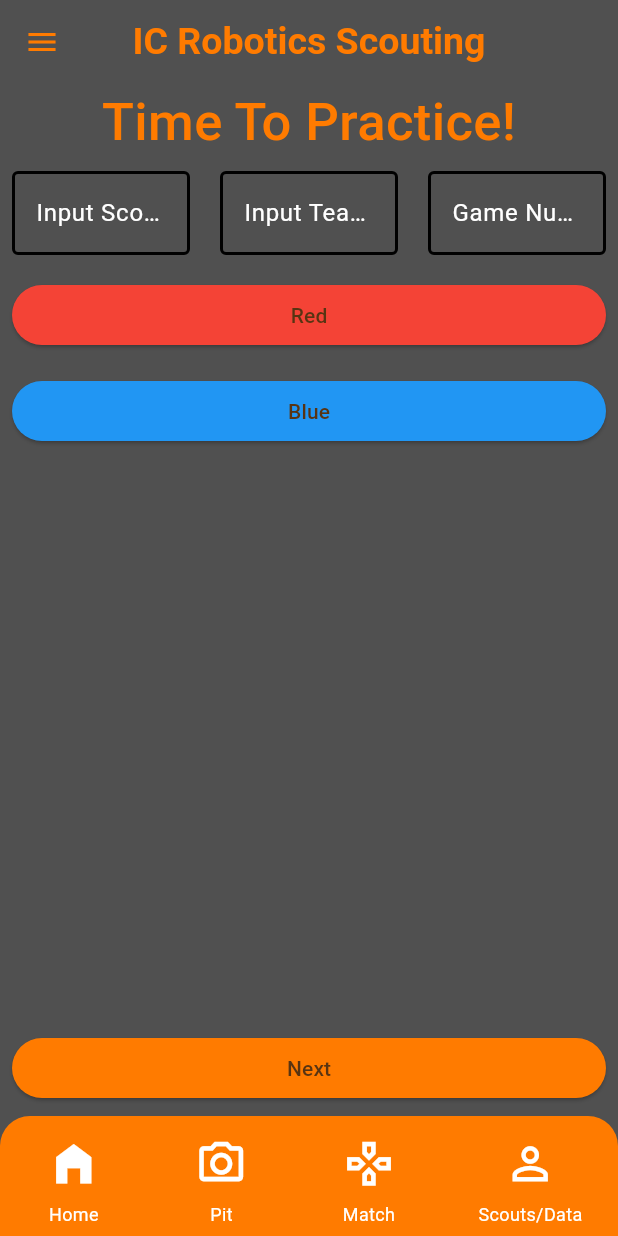
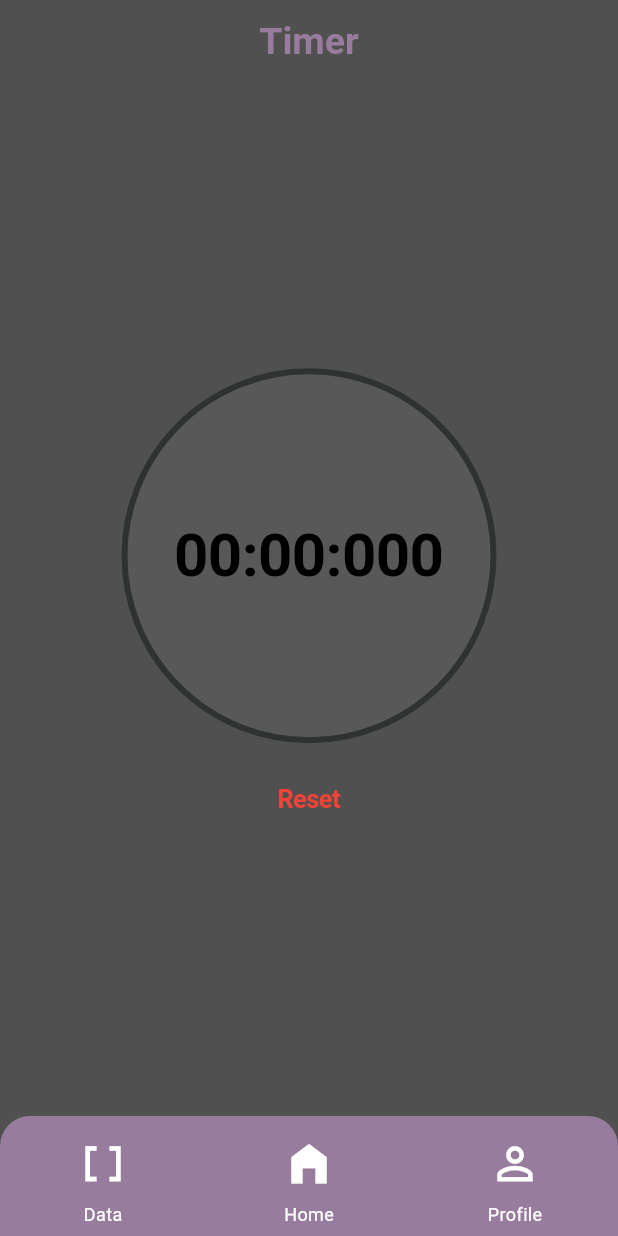
Before and after one commit to AntiAntiexe/Music-Practice-App, a Flutter app: the screen it shows after launch, on a phone screen of 412 x 824 dp. Run offline on Flutter 3.47's test engine with Material 3 defaults, Android fonts, the phone set to English and light mode, and no system bars.

Commit message:
Deleted old code and UI, addded new stopwatch with reset button. Updated the design and colouring of the buttons and rest of the UI.

```diff
--- a/lib/main.dart
+++ b/lib/main.dart
@@ -1,4 +1,6 @@
+import 'package:flutter/cupertino.dart';
 import 'package:flutter/material.dart';
+import 'dart:async';
 import 'pages/page2.dart';
 import 'pages/page3.dart';
 import 'pages/page4.dart';
@@ -50,14 +52,11 @@ class _HomePageState extends State<HomePage> {
     return Scaffold(
       backgroundColor: const Color.fromARGB(255, 80, 80, 80),
       appBar: AppBar(
-        leading: Icon(
-          Icons.menu,
-          color: Theme.of(context).primaryColor,
-        ),
+
         title: Text(
-          "IC Robotics Scouting",
+          "Timer",
           style: TextStyle(
-            color: Theme.of(context).primaryColor,
+            color: const Color.fromARGB(255, 152, 124, 157),
             fontSize: 25,
             fontWeight: FontWeight.w600,
           ),
@@ -75,7 +74,7 @@ class _HomePageState extends State<HomePage> {
     return Container(
       height: 80,  // Increased height to fit text
       decoration: BoxDecoration(
-        color: Theme.of(context).primaryColor,
+        color: const Color.fromARGB(255, 152, 124, 157),
         borderRadius: const BorderRadius.only(
           topLeft: Radius.circular(20),
           topRight: Radius.circular(20),
@@ -84,6 +83,38 @@ class _HomePageState extends State<HomePage> {
       child: Row(
         mainAxisAlignment: MainAxisAlignment.spaceAround,
         children: [
+
+          Column(
+            mainAxisAlignment: MainAxisAlignment.center,
+            children: [
+              IconButton(
+                enableFeedback: false,
+                onPressed: () {
+                  setState(() {
+                    globals.pageIndex = 1;
+                  });
+                },
+                icon: globals.pageIndex == 1
+                    ? const Icon(
+                        Icons.data_array_rounded,
+                        color: Colors.white,
+                        size: 35,
+                      )
+                    : const Icon(
+                        Icons.data_array,
+                        color: Colors.white,
+                        size: 35,
+                      ),
+              ),
+              const Text(
+                "Data",
+                style: TextStyle(
+                  color: Colors.white,
+                  fontSize: 12,
+                ),
+              ),
+            ],
+          ),
           Column(
             mainAxisAlignment: MainAxisAlignment.center,
             children: [
@@ -122,68 +153,6 @@ class _HomePageState extends State<HomePage> {
                 enableFeedback: false,
                 onPressed: () {
                   setState(() {
-                    globals.pageIndex = 1;
-                  });
-                },
-                icon: globals.pageIndex == 1
-                    ? const Icon(
-                        Icons.camera_alt_rounded,
-                        color: Colors.white,
-                        size: 35,
-                      )
-                    : const Icon(
-                        Icons.camera_alt_outlined,
-                        color: Colors.white,
-                        size: 35,
-                      ),
-              ),
-              const Text(
-                "Pit",
-                style: TextStyle(
-                  color: Colors.white,
-                  fontSize: 12,
-                ),
-              ),
-            ],
-          ),
-          Column(
-            mainAxisAlignment: MainAxisAlignment.center,
-            children: [
-              IconButton(
-                enableFeedback: false,
-                onPressed: () {
-                  setState(() {
-                    globals.pageIndex = 2;
-                  });
-                },
-                icon: globals.pageIndex == 2
-                    ? const Icon(
-                        Icons.games_rounded,
-                        color: Colors.white,
-                        size: 35,
-                      )
-                    : const Icon(
-                        Icons.games_outlined,
-                        color: Colors.white,
-                        size: 35,
-                      ),
-              ),
-              const Text(
-                "Match",
-                style: TextStyle(
-                  color: Colors.white,
-                  fontSize: 12,
-                ),
-              ),
-            ],
-          ),
-          Column(
-            mainAxisAlignment: MainAxisAlignment.center,
-            children: [
-              IconButton(
-                enableFeedback: false,
-                onPressed: () {
-                  setState(() {
                     globals.pageIndex = 3;
                   });
                 },
@@ -200,7 +169,7 @@ class _HomePageState extends State<HomePage> {
                       ),
               ),
               const Text(
-                "Scouts/Data",
+                "Profile",
                 style: TextStyle(
                   color: Colors.white,
                   fontSize: 12,
@@ -222,196 +191,92 @@ class main_page extends StatefulWidget {
 }
 
 class _main_pageState extends State<main_page> {
+
+  late Stopwatch stopwatch;
+  late Timer t;
+
+  final _stopwatch = Stopwatch();
+
+  void handleStartStop() {
+    if(stopwatch.isRunning) {
+      stopwatch.stop();
+    }
+    else {
+      stopwatch.start();
+    }
+  }
+
+  String returnFormattedText() {
+    var milli = stopwatch.elapsed.inMilliseconds;
+
+    String milliseconds = (milli % 1000).toString().padLeft(3, "0"); // this one for the miliseconds
+    String seconds = ((milli ~/ 1000) % 60).toString().padLeft(2, "0"); // this is for the second
+    String minutes = ((milli ~/ 1000) ~/ 60).toString().padLeft(2, "0"); // this is for the minute
+
+    return "$minutes:$seconds:$milliseconds";
+  }
+
+  @override
+  void initState() {
+    super.initState();
+    stopwatch = Stopwatch();
+
+    t = Timer.periodic(Duration(milliseconds: 30), (timer) {
+      if (mounted){
+        setState(() {});
+
+      }
+    });
+  }
+
+
+
+
   @override
   Widget build(BuildContext context) {
     return Container(
       color: const Color.fromARGB(255, 80, 80, 80),
       child:
       Column(
+        mainAxisAlignment: MainAxisAlignment.center,
+        crossAxisAlignment: CrossAxisAlignment.center,
         children: [
-          const Row(
-            mainAxisAlignment: MainAxisAlignment.spaceAround,
-            children: [
-              Text(
-                  "Time To Practice!",
-                  style: TextStyle(
-                    color: Color.fromARGB(255, 255, 123, 0),
-                    fontSize: 35,
-                    fontWeight: FontWeight.w500,
+          CupertinoButton(
+                onPressed: () {
+                  handleStartStop();
+                },
+                padding: EdgeInsets.all(0),
+                child: Container(
+                  height: 250,
+                  alignment: Alignment.center,
+                  decoration: BoxDecoration(
+                    shape: BoxShape.circle,  // this one is use for make the circle on ui.
+                    color: Colors.grey.withOpacity(0.1),
+                    border: Border.all(
+                      color: Color.fromARGB(255, 47, 50, 50),
+                      width: 4,
+                    ),
                   ),
-                ),
-            ],
-          ),
-
-          Padding(
-            padding: const EdgeInsets.all(8.0),
-            child: Row(
-              mainAxisAlignment: MainAxisAlignment.spaceAround,
-              children: [
-
-                Expanded(
-                  child: TextField(
-                cursorColor: Colors.black,
-                style: TextStyle(
-                  color: Colors.white
-                ),
-                decoration: InputDecoration(
-                  filled: false,
-                  fillColor: Colors.blueAccent,
-                  hintText: 'Input Scout Name',
-                  hintStyle: TextStyle(
-                    color: Colors.white,
-                  ),
-                  focusedBorder: OutlineInputBorder(
-                      borderSide: BorderSide(color: Colors.grey, width: 2.0),
-                  ),
-                  enabledBorder: OutlineInputBorder(
-                      borderSide: BorderSide(color: Colors.black, width: 2.0),
-                  ),
-                  border: OutlineInputBorder(
-                    borderRadius: BorderRadius.circular(50)
-                  ),
+                  child: Text(returnFormattedText(), style: TextStyle(
+                    color: Colors.black,
+                    fontSize: 40,
+                    fontWeight: FontWeight.bold,
+                  ),),
                 ),
               ),
+
+              SizedBox(height: 15,),
+
+              CupertinoButton(     // this the cupertino button and here we perform all the reset button function
+                onPressed: () {
+                  stopwatch.reset();
+                },
+                padding: EdgeInsets.all(0),
+                child: Text("Reset", style: TextStyle(
+                  color: Colors.red,
+                  fontWeight: FontWeight.bold,
+                ),),
               ),
-
-
-                SizedBox(width: 20,),
-                Expanded(
-                  child: TextField(
-                cursorColor: Colors.black,
-                style: TextStyle(
-                  color: Colors.white
-                ),
-                decoration: InputDecoration(
-                  filled: false,
-                  fillColor: Colors.blueAccent,
-                  hintText: 'Input Team Number',
-                  hintStyle: TextStyle(
-                    color: Colors.white,
-                  ),
-                  focusedBorder: OutlineInputBorder(
-                      borderSide: BorderSide(color: Colors.grey, width: 2.0),
-                  ),
-                  enabledBorder: OutlineInputBorder(
-                      borderSide: BorderSide(color: Colors.black, width: 2.0),
-                  ),
-                  border: OutlineInputBorder(
-                    borderRadius: BorderRadius.circular(50)
-                  ),
-                ),
-              ),
-                  ),
-
-
-                SizedBox(width: 20,),
-
-                Expanded(
-
-                  child: TextField(
-                cursorColor: Colors.black,
-                style: TextStyle(
-                  color: Colors.white
-                ),
-                decoration: InputDecoration(
-                  filled: false,
-                  fillColor: Colors.blueAccent,
-                  hintText: 'Game Number',
-                  hintStyle: TextStyle(
-                    color: Colors.white,
-                  ),
-                  focusedBorder: OutlineInputBorder(
-                      borderSide: BorderSide(color: Colors.grey, width: 2.0),
-                  ),
-                  enabledBorder: OutlineInputBorder(
-                      borderSide: BorderSide(color: Colors.black, width: 2.0),
-                  ),
-                  border: OutlineInputBorder(
-                    borderRadius: BorderRadius.circular(50)
-                  ),
-                ),
-              ),
-                ),
-
-              ],
-            ),
-          ),
-          Padding(
-            padding: const EdgeInsets.all(8.0),
-            child: Row(
-              children: [
-                Expanded(
-                  child: ElevatedButton(onPressed: () {
-                  print('Red button pressed');
-                },
-                style: ButtonStyle(
-                  backgroundColor: MaterialStateProperty.all(Colors.red),
-                ),
-                child: Text(
-                  'Red',
-                  style: TextStyle(
-                    color: const Color.fromARGB(255, 88, 52, 18),
-                  )
-                  ),
-                ),
-                  ),
-              ],
-            ),
-          ),
-
-          SizedBox(width: 20,),
-          Padding(
-            padding: const EdgeInsets.all(8.0),
-            child: Row(
-              children: [
-                Expanded(
-                  child: ElevatedButton(onPressed: () {
-                  print('Blue button pressed');
-                },
-                style: ButtonStyle(
-                  backgroundColor: MaterialStateProperty.all(Colors.blue),
-                ),
-                child: Text(
-                  'Blue',
-                  style: TextStyle(
-                    color: const Color.fromARGB(255, 88, 52, 18),
-                  )
-                  ),
-                ),
-                ),
-              ],
-            ),
-          ),
-          Expanded(
-            child: SizedBox(height: 20,),
-            ),
-
-          Padding(
-            padding: const EdgeInsets.all(8.0),
-            child: Row(
-              children: [
-                Expanded(
-                  child: ElevatedButton(onPressed: () {
-                    Navigator.push(
-              context,
-              MaterialPageRoute(builder: (context) => const NextScreen()),
-                    );
-                },
-
-                style: ButtonStyle(
-                  backgroundColor: MaterialStateProperty.all(const Color.fromARGB(255, 255, 123, 0)),
-                ),
-                child: const Text(
-                  'Next',
-                  style: TextStyle(
-                    color: Color.fromARGB(255, 88, 52, 18),
-                  )
-                  ),
-                ),
-                ),
-              ],
-            ),
-          )
         ],
       ),
       );
```
